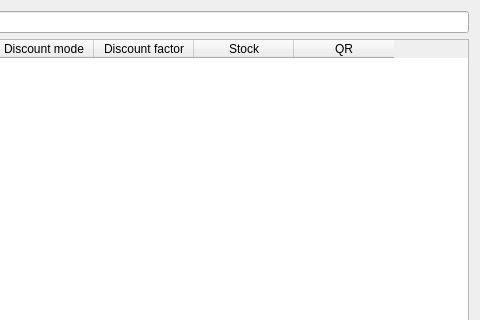
This is Shop/worder.ui in End1-1/Cafe5 as Qt 5 draws it before an edit; both pictures show x 918 to 1398 and y 0 to 320 of the 1398 by 703 pixel window. The edited form follows.
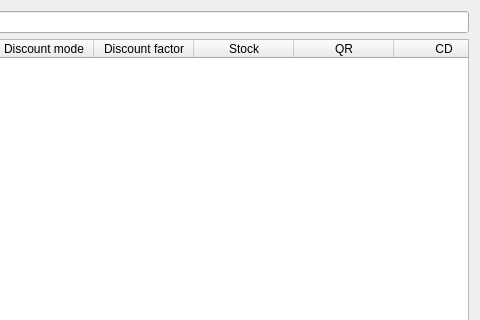
This is the edited form. Icons and pictures are not drawn. Custom widgets are drawn as their Qt base class.

What changed in the file:
```diff
--- a/Shop/worder.ui
+++ b/Shop/worder.ui
@@ -136,6 +136,11 @@
        <string>QR</string>
       </property>
      </column>
+     <column>
+      <property name="text">
+       <string>CD</string>
+      </property>
+     </column>
     </widget>
    </item>
    <item>
```
Left out of the diff: 5 changed lines with no effect on the pictures.
